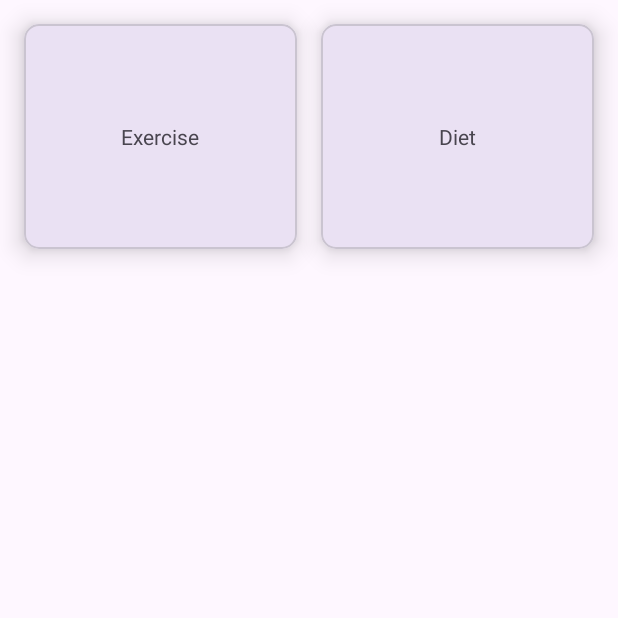
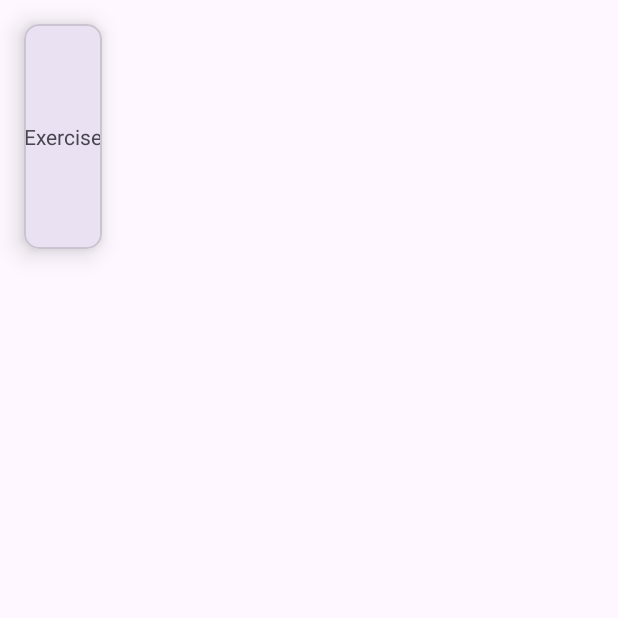
Before and after one commit to AYHD-youtube/CSE535_Project5, an Android app: the screen it shows after launch once a user with an empty profile is signed in (MainActivity), on a phone screen of 412 x 824 dp, the top half of it. Run offline under Robolectric (Android 15) with nearby library versions, the phone set to English and light mode, and no system bars; our stand-ins replace Firebase (no records; nobody signed in at launch, a user with empty details on screens opened directly).

Commit message:
Removed diet

```diff
--- a/app/src/main/res/layout/activity_main.xml
+++ b/app/src/main/res/layout/activity_main.xml
@@ -26,25 +26,4 @@
             android:text="Exercise" />
     </com.google.android.material.card.MaterialCardView>
 
-    <com.google.android.material.card.MaterialCardView
-        android:id="@+id/dietCv"
-        android:layout_width="0dp"
-        android:layout_height="150dp"
-        android:layout_gravity="center"
-        android:layout_marginTop="16dp"
-        android:layout_marginEnd="16dp"
-        app:cardCornerRadius="10dp"
-        app:cardElevation="10dp"
-        app:layout_constraintEnd_toEndOf="parent"
-        app:layout_constraintHorizontal_bias="0.5"
-        app:layout_constraintStart_toEndOf="@+id/exerciseCv"
-        app:layout_constraintTop_toTopOf="parent">
-
-        <TextView
-            android:layout_width="wrap_content"
-            android:layout_height="wrap_content"
-            android:layout_gravity="center"
-            android:text="Diet" />
-    </com.google.android.material.card.MaterialCardView>
-
 </androidx.constraintlayout.widget.ConstraintLayout>
```
